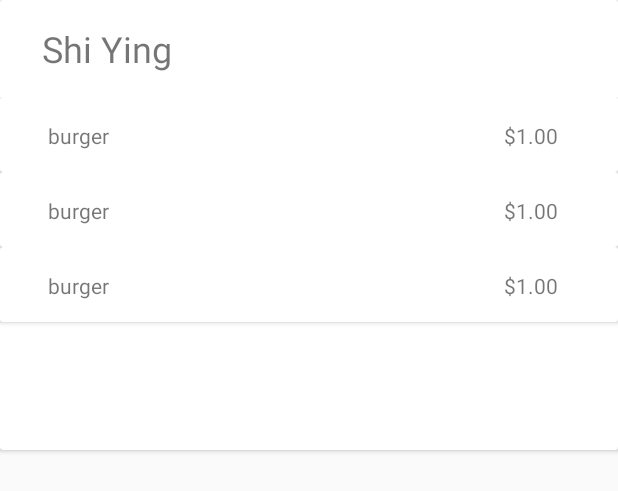
After one commit to omnifarter/DigitalReceipts, an Android app: the layout final_bill_split_item.xml on its own in the app's theme, with its tools: preview values and no code run, on a phone screen of 412 x 824 dp. The commit adds this screen. Shown: the top 491 px of the screen. Run offline under Robolectric (Android 15) with nearby library versions, the phone set to English and light mode, and no system bars.

Commit message:
update finalised bill split

```diff
--- a/app/src/main/AndroidManifest.xml
+++ b/app/src/main/AndroidManifest.xml
@@ -11,7 +11,8 @@
         android:roundIcon="@mipmap/ic_launcher_round"
         android:supportsRtl="true"
         android:theme="@style/AppTheme.NoActionBar">
-        <activity android:name=".Billsplit.BIllSplitActivity"></activity>
+        <activity android:name=".Billsplit.FinalisedBillSplitActivity"></activity>
+        <activity android:name=".Billsplit.BIllSplitActivity" />
         <activity android:name=".Contacts.ContactsActivity" />
         <activity android:name=".MainActivity">
             <intent-filter>
--- /dev/null
+++ b/app/src/main/res/layout/activity_final_bill_split_person_item.xml
@@ -0,0 +1,37 @@
+<?xml version="1.0" encoding="utf-8"?>
+<androidx.cardview.widget.CardView xmlns:android="http://schemas.android.com/apk/res/android"
+    xmlns:app="http://schemas.android.com/apk/res-auto"
+    android:layout_width="match_parent"
+    android:layout_height="50dp"
+    android:orientation="vertical">
+
+    <androidx.constraintlayout.widget.ConstraintLayout
+        android:layout_width="match_parent"
+        android:layout_height="match_parent">
+
+        <TextView
+            android:id="@+id/final_bill_item_name"
+            android:layout_width="wrap_content"
+            android:layout_height="wrap_content"
+            android:layout_marginStart="32dp"
+            android:layout_marginLeft="32dp"
+            android:text="burger"
+            app:layout_constraintBottom_toBottomOf="parent"
+            app:layout_constraintStart_toStartOf="parent"
+            app:layout_constraintTop_toTopOf="parent"
+            app:layout_constraintVertical_bias="0.516" />
+
+        <TextView
+            android:id="@+id/final_bill_item_cost"
+            android:layout_width="wrap_content"
+            android:layout_height="wrap_content"
+            android:layout_marginEnd="40dp"
+            android:layout_marginRight="40dp"
+            android:text="$1.00"
+            app:layout_constraintBottom_toBottomOf="parent"
+            app:layout_constraintEnd_toEndOf="parent"
+            app:layout_constraintTop_toTopOf="parent"
+            app:layout_constraintVertical_bias="0.516" />
+    </androidx.constraintlayout.widget.ConstraintLayout>
+
+</androidx.cardview.widget.CardView>
--- /dev/null
+++ b/app/src/main/res/layout/final_bill_split_item.xml
@@ -0,0 +1,36 @@
+<?xml version="1.0" encoding="utf-8"?>
+<androidx.cardview.widget.CardView xmlns:android="http://schemas.android.com/apk/res/android"
+    xmlns:app="http://schemas.android.com/apk/res-auto"
+    xmlns:tools="http://schemas.android.com/tools"
+    android:layout_width="match_parent"
+    android:layout_height="300dp"
+    android:orientation="vertical">
+
+    <androidx.constraintlayout.widget.ConstraintLayout
+        android:layout_width="match_parent"
+        android:layout_height="match_parent">
+
+        <androidx.recyclerview.widget.RecyclerView
+            android:id="@+id/final_bill_split_person_recycle"
+            android:layout_width="match_parent"
+            android:layout_height="200dp"
+            android:layout_gravity="center"
+            android:layout_marginTop="16dp"
+            app:layout_constraintStart_toStartOf="parent"
+            app:layout_constraintTop_toBottomOf="@+id/person_name"
+            tools:listitem="@layout/activity_final_bill_split_person_item" />
+
+        <TextView
+            android:id="@+id/person_name"
+            android:layout_width="wrap_content"
+            android:layout_height="wrap_content"
+            android:layout_marginStart="28dp"
+            android:layout_marginLeft="28dp"
+            android:layout_marginTop="16dp"
+            android:text="Shi Ying"
+            android:textSize="24sp"
+            app:layout_constraintStart_toStartOf="parent"
+            app:layout_constraintTop_toTopOf="parent" />
+    </androidx.constraintlayout.widget.ConstraintLayout>
+
+</androidx.cardview.widget.CardView>
```
Also changed, not shown: app/src/main/java/com/example/digitalreceipts/Billsplit/BIllSplitActivity.java (+12 -0 lines), app/src/main/java/com/example/digitalreceipts/Billsplit/FinalBillSplitAdapter.java (added, +65 -0 lines), app/src/main/java/com/example/digitalreceipts/Billsplit/FinalBillSplitPersonAdapter.java (added, +70 -0 lines), app/src/main/java/com/example/digitalreceipts/Billsplit/FinalisedBillSplitActivity.java (added, +44 -0 lines), app/src/main/res/layout/activity_finalised_bill_split.xml (added, +39 -0 lines).
